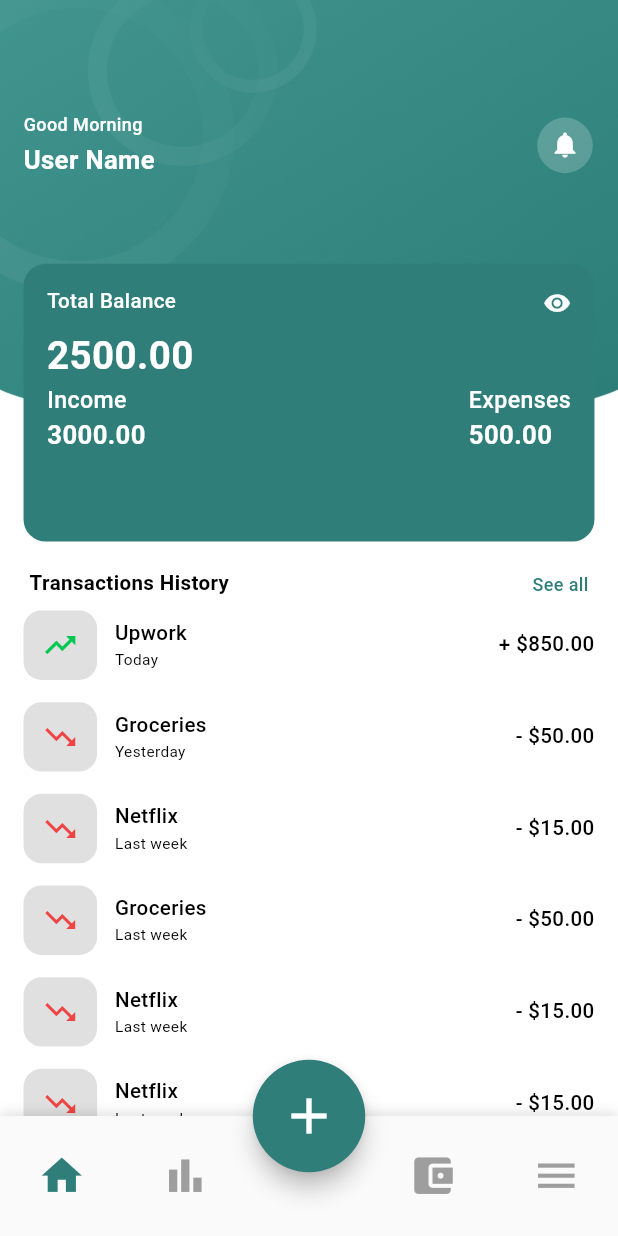
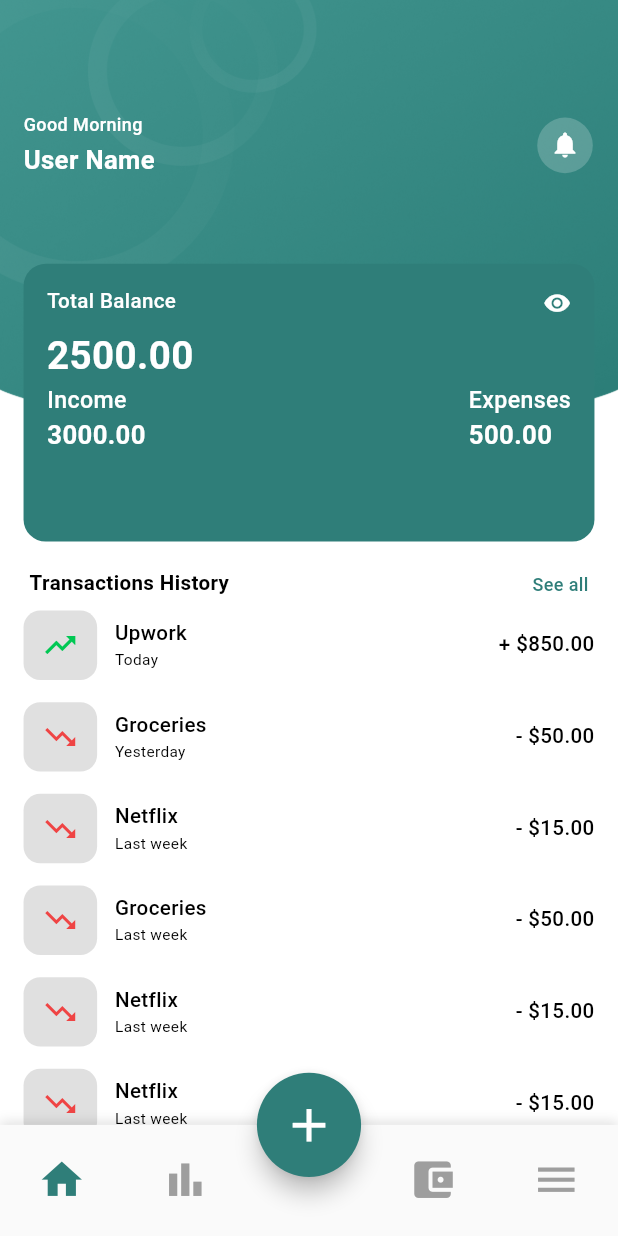
Before and after one commit to uvcorn/hishabi, a Flutter app: the NavScreen screen opened by its route, on a phone screen of 412 x 824 dp. Run offline on Flutter 3.47's test engine with Material 3 defaults, Android fonts, the phone set to English and light mode, and no system bars; our stand-ins replace cached_network_image, fl_chart, flutter_screenutil, flutter_svg, google_fonts, shared_preferences and 1 more; accounts and stored records are empty; statements that could not run were skipped.

Commit message:
some issue

```diff
--- /dev/null
+++ b/lib/core/navigation/locale_change_observer.dart
@@ -0,0 +1,13 @@
+import 'package:flutter/material.dart';
+
+import '../../main.dart';
+
+class LocaleChangeObserver extends NavigatorObserver {
+  @override
+  void didPop(Route route, Route? previousRoute) {
+    WidgetsBinding.instance.addPostFrameCallback((_) {
+      (navigatorKey.currentContext as Element?)?.markNeedsBuild();
+    });
+    super.didPop(route, previousRoute);
+  }
+}
--- a/lib/core/widgets/bottom_nav_bar/nav_screen.dart
+++ b/lib/core/widgets/bottom_nav_bar/nav_screen.dart
@@ -24,21 +24,21 @@ class NavScreen extends StatelessWidget {
       backgroundColor: AppColors.white,
       body: _pages[navProvider.currentIndex],
       floatingActionButton: SizedBox(
-        height: 75,
-        width: 75,
+        height: 75.h,
+        width: 75.w,
         child: FloatingActionButton(
           shape: const CircleBorder(),
           backgroundColor: AppColors.primary,
           onPressed: () {
             print('FAB Pressed');
           },
-          child: Icon(Icons.add, size: 40, color: AppColors.white),
+          child: Icon(Icons.add, size: 40.r, color: AppColors.white),
         ),
       ),
 
       floatingActionButtonLocation: FloatingActionButtonLocation.centerDocked,
       bottomNavigationBar: Container(
-        height: 80, // যেকোনো height দিতে পারো
+        height: 80.h,
         decoration: BoxDecoration(
           color: Colors.grey.shade50,
           boxShadow: [
--- a/lib/core/widgets/image_widgets/custom_network_image.dart
+++ b/lib/core/widgets/image_widgets/custom_network_image.dart
@@ -1,3 +1,5 @@
+// ignore_for_file: deprecated_member_use
+
 import 'package:flutter/material.dart';
 import 'package:flutter_svg/flutter_svg.dart';
 import 'package:cached_network_image/cached_network_image.dart';
--- a/lib/features/home/presentation/widgets/transaction_item.dart
+++ b/lib/features/home/presentation/widgets/transaction_item.dart
@@ -20,7 +20,7 @@ class TransactionItem extends StatelessWidget {
             width: 50.w,
             height: 50.h,
             decoration: BoxDecoration(
-              borderRadius: BorderRadius.circular(12),
+              borderRadius: BorderRadius.circular(12.r),
               color: AppColors.borderGray,
             ),
             child: Icon(
--- a/lib/main.dart
+++ b/lib/main.dart
@@ -4,6 +4,7 @@ import 'package:flutter_screenutil/flutter_screenutil.dart';
 import 'package:hishabi/core/localization/applocalization_delegate.dart';
 import 'package:provider/provider.dart';
 
+import 'core/navigation/locale_change_observer.dart';
 import 'core/widgets/bottom_nav_bar/nav_provider.dart';
 import 'features/home/presentation/providers/balance_provider.dart';
 import 'features/home/presentation/providers/transaction_provider.dart';
@@ -61,13 +62,3 @@ class MyApp extends StatelessWidget {
     );
   }
 }
-
-class LocaleChangeObserver extends NavigatorObserver {
-  @override
-  void didPop(Route route, Route? previousRoute) {
-    WidgetsBinding.instance.addPostFrameCallback((_) {
-      (navigatorKey.currentContext as Element?)?.markNeedsBuild();
-    });
-    super.didPop(route, previousRoute);
-  }
-}
```
